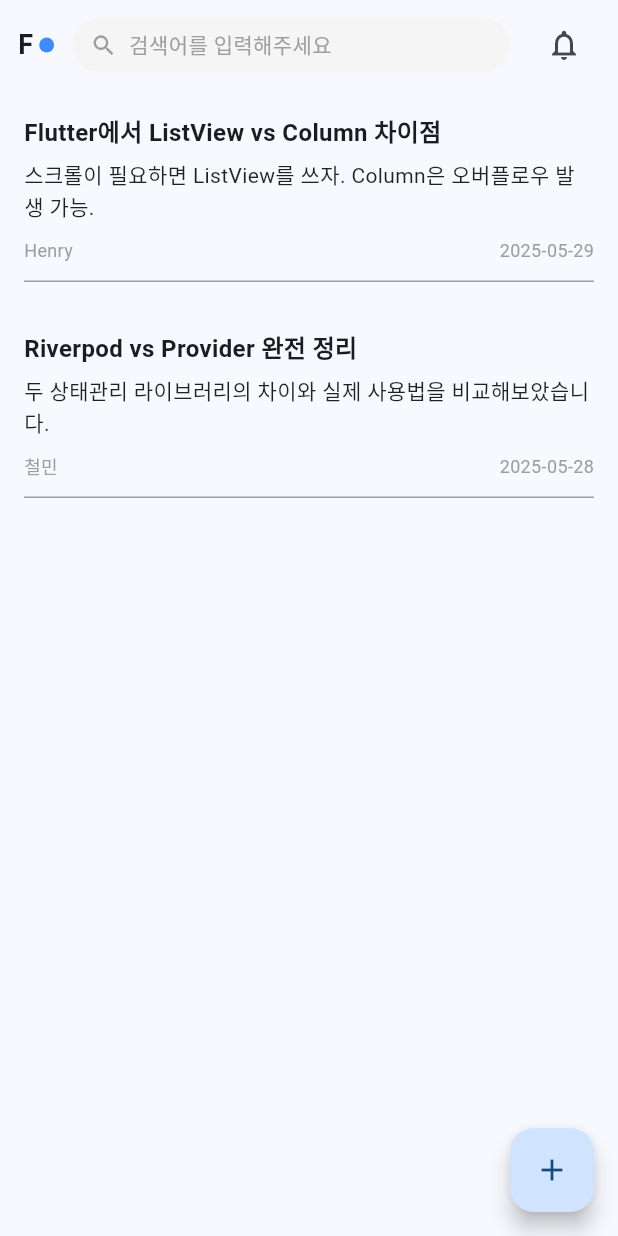
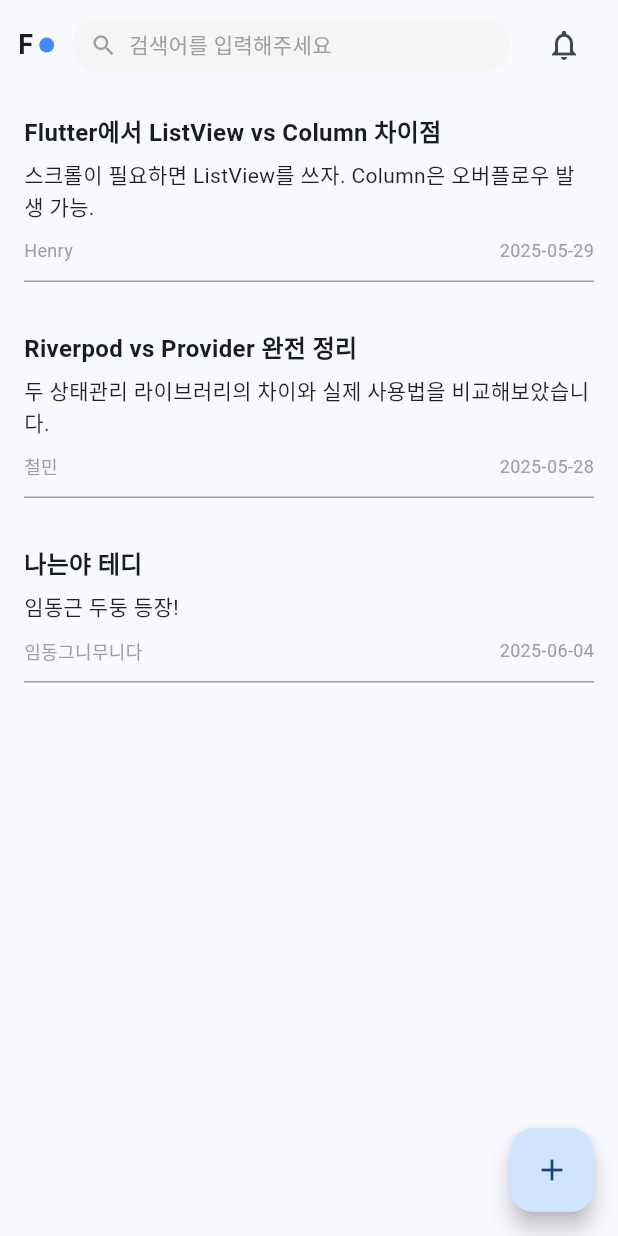
Before and after one commit to JOCHEILMIN/flutter_community, a Flutter app: the screen it shows after launch, on a phone screen of 412 x 824 dp. Run offline on Flutter 3.47's test engine with Material 3 defaults, Android fonts, the phone set to English and light mode, and no system bars; our stand-ins replace go_router.

Commit message:
> 2025-06-04 16:17
>> 나는야 임동근

```diff
--- a/lib/screens/home/home_screen.dart
+++ b/lib/screens/home/home_screen.dart
@@ -19,6 +19,12 @@ class HomeScreen extends StatelessWidget {
         'author': '철민',
         'date': '2025-05-28',
         'summary': '두 상태관리 라이브러리의 차이와 실제 사용법을 비교해보았습니다.'
+      },
+      {
+        'title': '나는야 테디',
+        'author': '임동그니무니다',
+        'date': '2025-06-04',
+        'summary': '임동근 두둥 등장!'
       },
     ];
 
```
